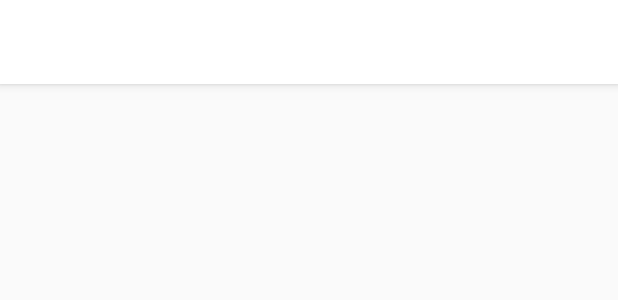
After one commit to bardewap/MyInstagram, an Android app: the layout activity_add_photo.xml on its own in the app's theme, with its tools: preview values and no code run, on a phone screen of 412 x 824 dp. The commit adds this screen. Shown: the top 300 px of the screen. Run offline under Robolectric (Android 15) with nearby library versions, the phone set to English and light mode, and no system bars; network calls fail.

Commit message:
initial commit

```diff
--- a/app/build.gradle
+++ b/app/build.gradle
@@ -5,7 +5,7 @@ android {
     buildToolsVersion "29.0.2"
     defaultConfig {
         applicationId "com.example.myinstagram"
-        minSdkVersion 15
+        minSdkVersion 21
         targetSdkVersion 29
         versionCode 1
         versionName "1.0"
@@ -38,5 +38,7 @@ dependencies {
     implementation 'com.google.android.exoplayer:exoplayer:2.7.3'
     // Image loading
     annotationProcessor 'com.github.bumptech.glide:compiler:4.9.0'
+    implementation 'com.danikula:videocache:2.7.0'
+    implementation 'cn.jzvd:jiaozivideoplayer:6.0.2'
 
 }
--- a/app/src/main/java/com/example/myinstagram/SelectImageActivity.java
+++ /dev/null
@@ -1,4 +0,0 @@
-package com.example.myinstagram;
-
-class SelectImageActivity {
-}
--- /dev/null
+++ b/app/src/main/res/drawable/ic_format_list_bulleted_black_24dp.xml
@@ -0,0 +1,5 @@
+<vector android:height="24dp" android:tint="#070707"
+    android:viewportHeight="24.0" android:viewportWidth="24.0"
+    android:width="24dp" xmlns:android="http://schemas.android.com/apk/res/android">
+    <path android:fillColor="#FF000000" android:pathData="M4,10.5c-0.83,0 -1.5,0.67 -1.5,1.5s0.67,1.5 1.5,1.5 1.5,-0.67 1.5,-1.5 -0.67,-1.5 -1.5,-1.5zM4,4.5c-0.83,0 -1.5,0.67 -1.5,1.5S3.17,7.5 4,7.5 5.5,6.83 5.5,6 4.83,4.5 4,4.5zM4,16.5c-0.83,0 -1.5,0.68 -1.5,1.5s0.68,1.5 1.5,1.5 1.5,-0.68 1.5,-1.5 -0.67,-1.5 -1.5,-1.5zM7,19h14v-2L7,17v2zM7,13h14v-2L7,11v2zM7,5v2h14L21,5L7,5z"/>
+</vector>
--- /dev/null
+++ b/app/src/main/res/layout/activity_add_photo.xml
@@ -0,0 +1,27 @@
+<?xml version="1.0" encoding="utf-8"?>
+<androidx.coordinatorlayout.widget.CoordinatorLayout xmlns:android="http://schemas.android.com/apk/res/android"
+    xmlns:app="http://schemas.android.com/apk/res-auto"
+    xmlns:tools="http://schemas.android.com/tools"
+    android:layout_width="match_parent"
+    android:layout_height="match_parent"
+    tools:context=".AddPhotoActivity">
+
+    <com.google.android.material.appbar.AppBarLayout
+        android:layout_width="match_parent"
+        android:layout_height="wrap_content"
+        android:theme="@style/AppTheme.AppBarOverlay">
+
+        <androidx.appcompat.widget.Toolbar
+            android:id="@+id/toolbar"
+            android:layout_width="match_parent"
+            android:layout_height="?attr/actionBarSize"
+            android:background="?attr/colorPrimary"
+            app:popupTheme="@style/AppTheme.PopupOverlay" />
+
+    </com.google.android.material.appbar.AppBarLayout>
+
+    <include layout="@layout/content_add_photo" />
+
+
+
+</androidx.coordinatorlayout.widget.CoordinatorLayout>
--- /dev/null
+++ b/app/src/main/res/layout/content_add_photo.xml
@@ -0,0 +1,11 @@
+<?xml version="1.0" encoding="utf-8"?>
+<androidx.constraintlayout.widget.ConstraintLayout xmlns:android="http://schemas.android.com/apk/res/android"
+    xmlns:app="http://schemas.android.com/apk/res-auto"
+    xmlns:tools="http://schemas.android.com/tools"
+    android:layout_width="match_parent"
+    android:layout_height="match_parent"
+    app:layout_behavior="@string/appbar_scrolling_view_behavior"
+    tools:context=".AddPhotoActivity"
+    tools:showIn="@layout/activity_add_photo">
+
+</androidx.constraintlayout.widget.ConstraintLayout>
--- a/app/src/main/res/values/strings.xml
+++ b/app/src/main/res/values/strings.xml
@@ -13,4 +13,5 @@
     <string name="menu_tools">Tools</string>
     <string name="menu_share">Share</string>
     <string name="menu_send">Send</string>
+    <string name="title_activity_add_photo">AddPhotoActivity</string>
 </resources>
```
Also changed, not shown: app/src/main/AndroidManifest.xml (+7 -2 lines), app/src/main/java/com/example/myinstagram/AddPhotoActivity.java (added, +25 -0 lines), app/src/main/java/com/example/myinstagram/MainActivity.java (+33 -15 lines), app/src/main/java/com/example/myinstagram/MyAdapter.java (+41 -19 lines), app/src/main/java/com/example/myinstagram/MyApplication.java (added, +20 -0 lines), app/src/main/java/com/example/myinstagram/PlayerActivity.java (added, +14 -0 lines), app/src/main/res/layout/activity_main.xml (+8 -8 lines), app/src/main/res/layout/activity_player.xml (added, +9 -0 lines), app/src/main/res/layout/imagelist.xml (+12 -5 lines), app/src/main/res/drawable/dots.png (added).
